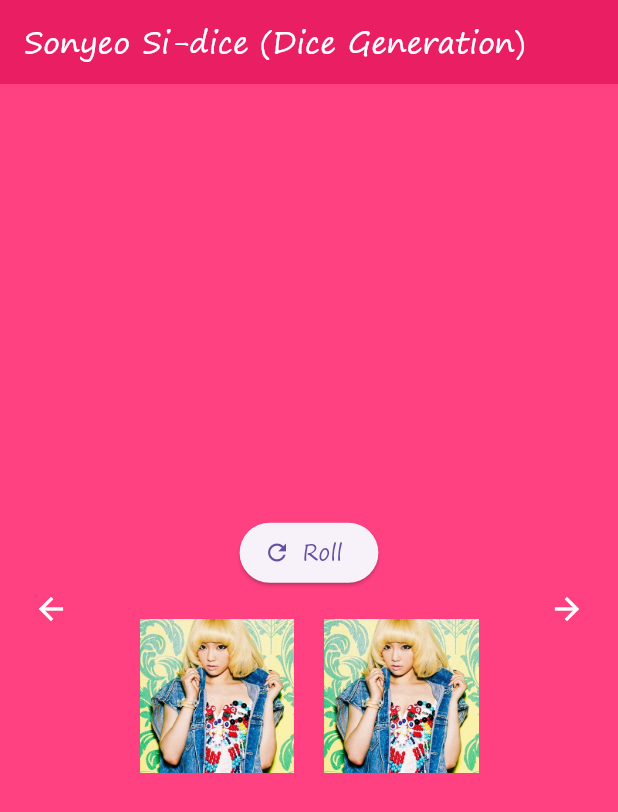
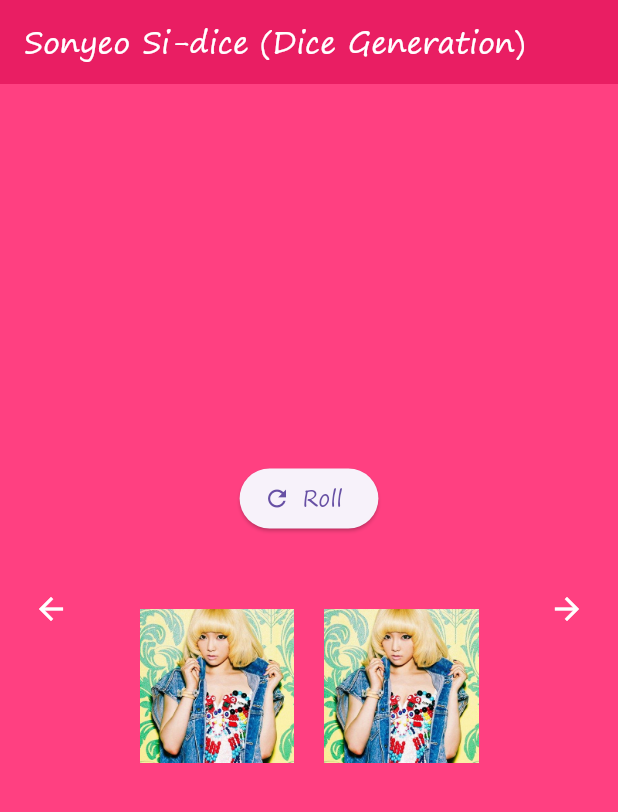
Before and after one commit to Cy2Kin3sis/SONE-Test, a Flutter app: the screen it shows after launch, swiped to page 3, on a phone screen of 412 x 824 dp. Shown: the top 812 px of the screen. Run offline on Flutter 3.47's test engine with Material 3 defaults, Android fonts, the phone set to English and light mode, and no system bars.

Commit message:
UI adjustments: added matching message, adjusted spacing

```diff
--- a/lib/menu.dart
+++ b/lib/menu.dart
@@ -1,5 +1,6 @@
 import 'dart:math';
 import 'package:flutter/material.dart';
+import 'formats.dart';
 import 'info.dart';
 
 class GGView extends StatefulWidget {
@@ -37,7 +38,7 @@
             controller: _pageController,
             onPageChanged: (index) => setState(() => _currentPage = index),
             children: [
-              Container(color: Colors.pinkAccent, child: const Center(child: Text("Welcome Page", textAlign: TextAlign.center, style: TextStyle(fontSize: 30, color: Colors.white, fontWeight: FontWeight.bold)))),
+              Container(color: Colors.pinkAccent, child: const Center(child: Text("Welcome Page", textAlign: TextAlign.center, style: textStyle))),
               Scaffold(
                 appBar: AppBar(title: const Text("Girls' Generation Members")),
                 backgroundColor: Colors.pinkAccent,
@@ -138,7 +139,11 @@
   void changeMemberFaces() => setState(() {
     leftMemberIndex = Random().nextInt(9) + 1;
     rightMemberIndex = Random().nextInt(9) + 1;
-    if(leftMemberIndex == rightMemberIndex) isMatch = true;
+    if(leftMemberIndex == rightMemberIndex) {
+      isMatch = true;
+    } else {
+      isMatch = false;
+    }
   });
 
   @override
@@ -153,9 +158,9 @@
             label: const Text('Roll'),
             onPressed: () => changeMemberFaces(),
           ),
-          const SizedBox(height: 20), // Add spacing between button and images
+          sbh(context, 6),
           Row(
-            mainAxisAlignment: MainAxisAlignment.center, // Center the images horizontally
+            mainAxisAlignment: MainAxisAlignment.center,
             children: [
               Image.asset(
                 'images/igab$leftMemberIndex.png',
@@ -163,7 +168,7 @@
                 height: size,
                 fit: BoxFit.cover,
               ),
-              const SizedBox(width: 20), // Spacing between the images
+              const SizedBox(width: 20),
               Image.asset(
                 'images/igab$rightMemberIndex.png',
                 width: size,
@@ -172,9 +177,14 @@
               ),
             ],
           ),
-          const SizedBox(height: 20),
-          if(isMatch)
-            const Text('You got a match!', style: TextStyle(fontSize: 30, color: Colors.white, fontWeight: FontWeight.bold)),
+          sbh(context, 4),
+          // Reserve space for the text whether it's shown or not
+          SizedBox(
+            height: 30, // Adjust to match the height of the text
+            child: isMatch
+                ? Text('You got a match!', style: textStyle.copyWith(fontSize: 20))
+                : const SizedBox.shrink(), // Empty widget
+          ),
         ],
       ),
     );
```
